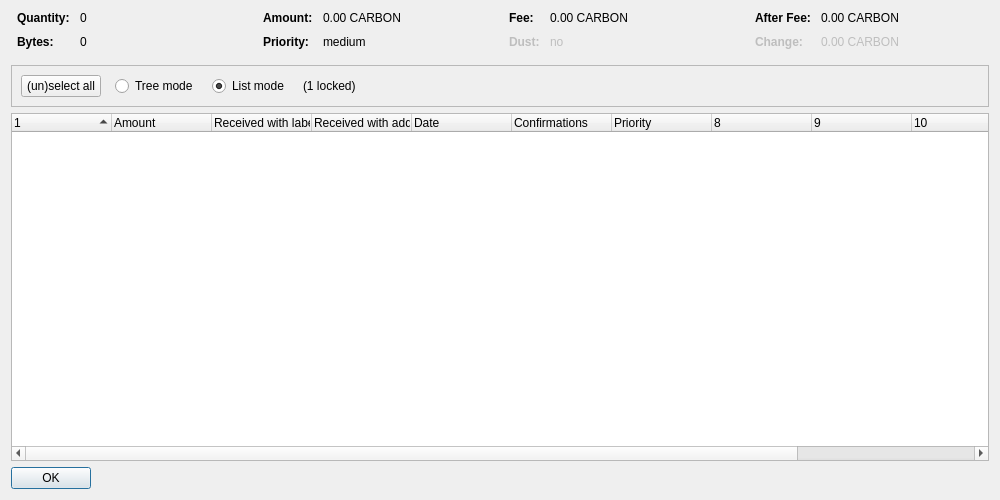
carboncointrust/CarboncoinCore, file src/qt/forms/coincontroldialog.ui: the form before one commit.
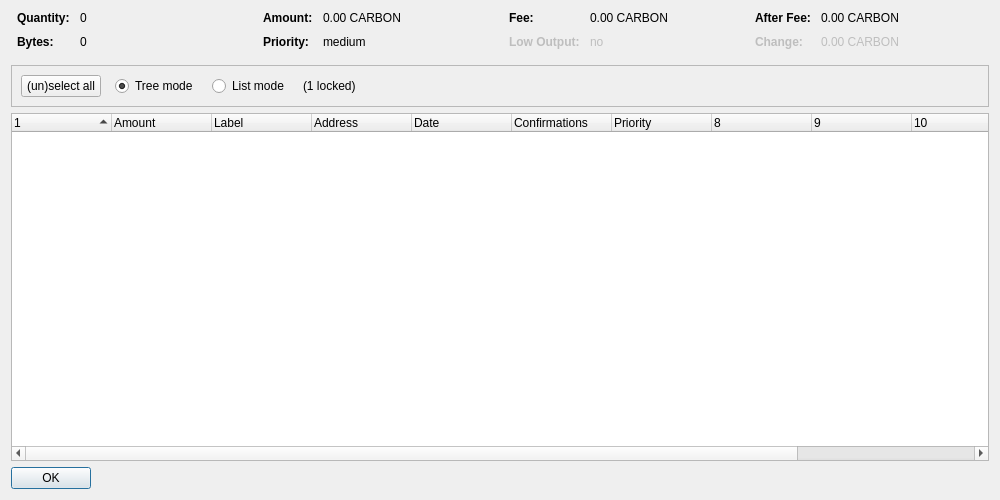
The form after the commit. Custom widgets are drawn as their Qt base class.

Patch:
```diff
--- a/src/qt/forms/coincontroldialog.ui
+++ b/src/qt/forms/coincontroldialog.ui
@@ -225,7 +225,7 @@
           </font>
          </property>
          <property name="text">
-          <string>Dust:</string>
+          <string>Low Output:</string>
          </property>
         </widget>
        </item>
@@ -379,6 +379,9 @@
           <property name="text">
            <string>Tree mode</string>
           </property>
+          <property name="checked">
+           <bool>true</bool>
+          </property>
          </widget>
         </item>
         <item>
@@ -392,9 +395,6 @@
           <property name="text">
            <string>List mode</string>
           </property>
-          <property name="checked">
-           <bool>true</bool>
-          </property>
          </widget>
         </item>
         <item>
@@ -451,12 +451,12 @@
      </column>
      <column>
       <property name="text">
-       <string>Received with label</string>
+       <string notr="true">Label</string>
       </property>
      </column>
      <column>
       <property name="text">
-       <string>Received with address</string>
+       <string>Address</string>
       </property>
      </column>
      <column>
```
Left out of the diff: 5 changed lines with no effect on the pictures.
